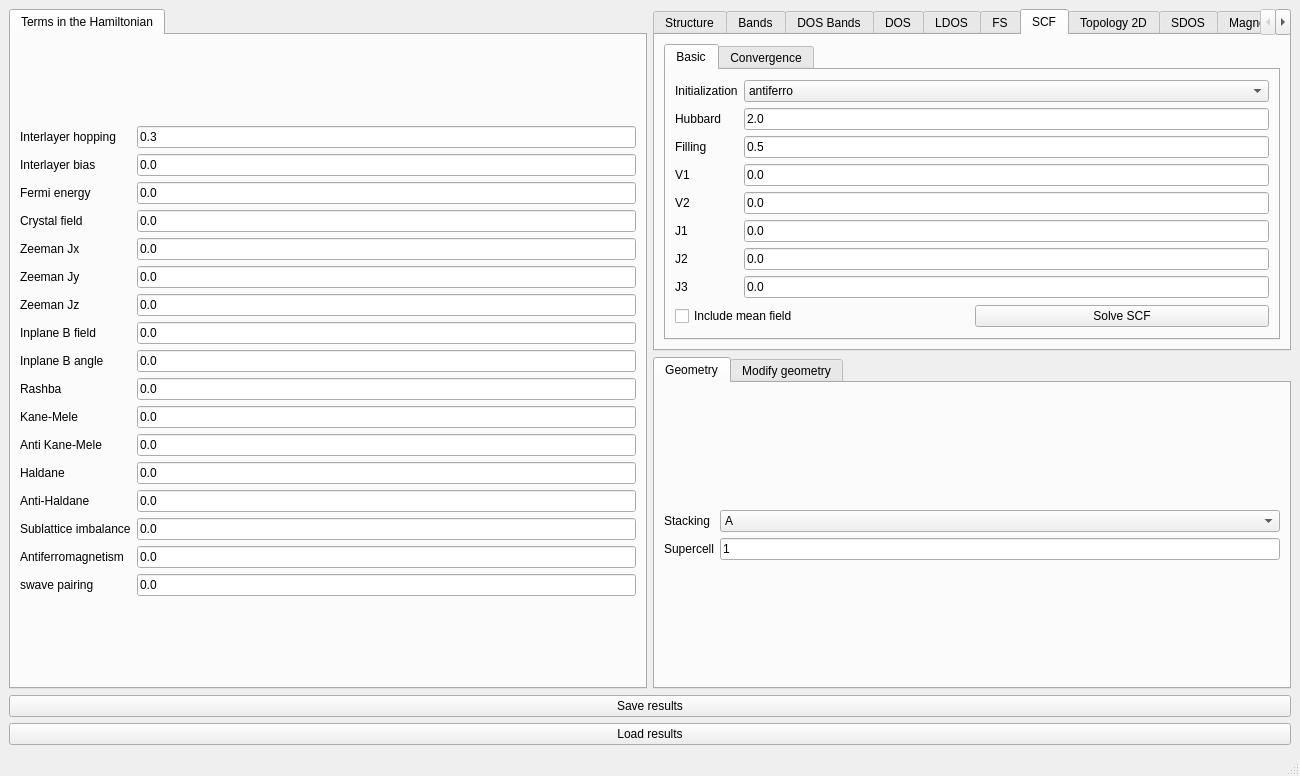
joselado/quantum-lattice, file interface-pyqt/multilayergraphene/interface.ui: the form before one commit.
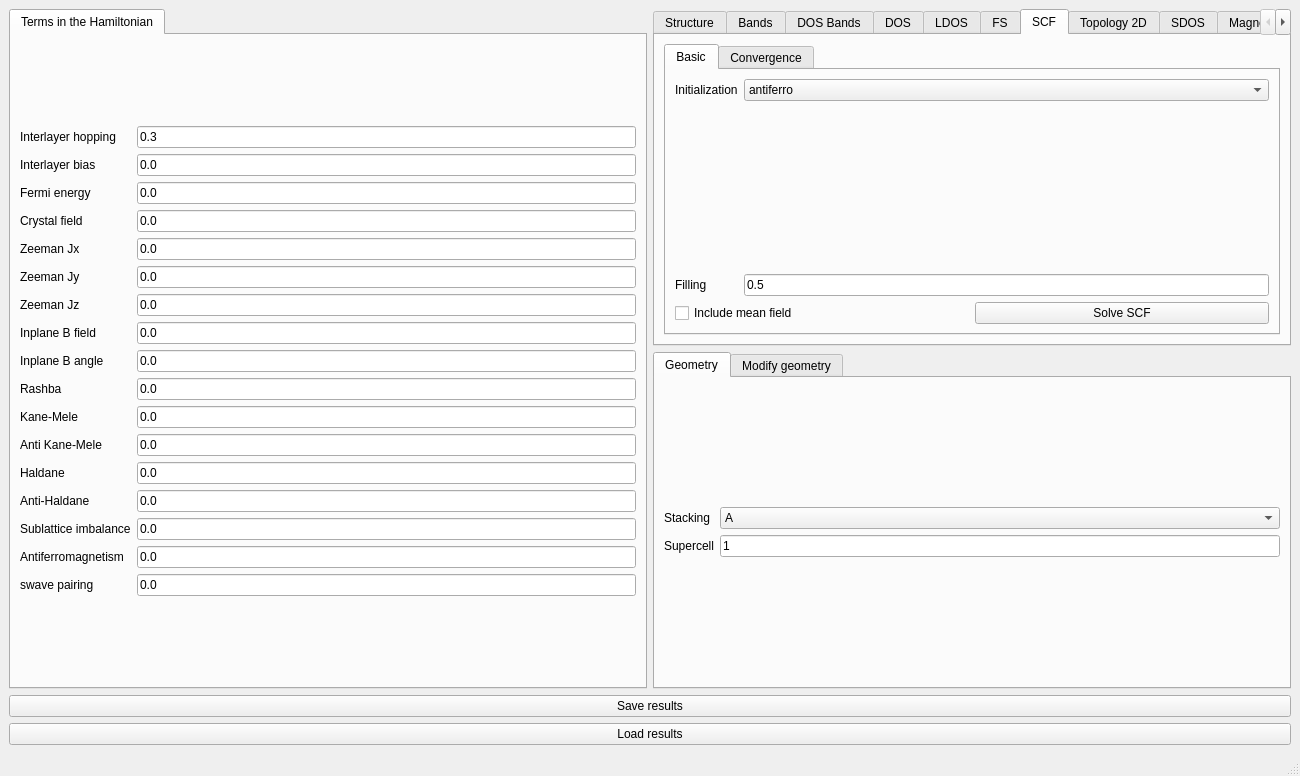
The form after the commit. The open tabs and pages were chosen to show the change. Custom widgets are drawn as their Qt base class.

Commit message: Split SCF mean-field terms into Density-density/Spin-spin tabs; make Hamiltonian-term label names consistent

The edit to the form file:
```diff
--- a/interface-pyqt/multilayergraphene/interface.ui
+++ b/interface-pyqt/multilayergraphene/interface.ui
@@ -907,6 +907,9 @@
            <layout class="QGridLayout" name="gridLayout_14">
             <item row="0" column="0" colspan="2">
              <layout class="QGridLayout" name="gridLayout_10">
+              <item row="1" column="0" colspan="2">
+              <widget class="QWidget" name="scf_terms_container"/>
+             </item>
               <item row="0" column="1">
                <widget class="ComboBox" name="scf_initialization">
                 <item>
@@ -933,21 +936,7 @@
                 </property>
                </widget>
               </item>
-              <item row="1" column="0">
-               <widget class="BodyLabel" name="label_23">
-                <property name="text">
-                 <string>Hubbard</string>
-                </property>
-               </widget>
-              </item>
-              <item row="1" column="1">
-               <widget class="LineEdit" name="U">
-                <property name="text">
-                 <string>2.0</string>
-                </property>
-               </widget>
-              </item>
-              <item row="2" column="0">
+                                          <item row="2" column="0">
                <widget class="BodyLabel" name="label_34">
                 <property name="text">
                  <string>Filling</string>
@@ -961,92 +950,7 @@
                 </property>
                </widget>
               </item>
-              <item row="3" column="0">
-               <widget class="BodyLabel" name="label_v1">
-                <property name="text">
-                 <string>V1</string>
-                </property>
-               </widget>
-              </item>
-              <item row="3" column="1">
-               <widget class="LineEdit" name="V1">
-                <property name="toolTip">
-                 <string>First neighbor interaction</string>
-                </property>
-                <property name="text">
-                 <string>0.0</string>
-                </property>
-               </widget>
-              </item>
-              <item row="4" column="0">
-               <widget class="BodyLabel" name="label_v2">
-                <property name="text">
-                 <string>V2</string>
-                </property>
-               </widget>
-              </item>
-              <item row="4" column="1">
-               <widget class="LineEdit" name="V2">
-                <property name="toolTip">
-                 <string>Second neighbor interaction</string>
-                </property>
-                <property name="text">
-                 <string>0.0</string>
-                </property>
-               </widget>
-              </item>
-              <item row="5" column="0">
-               <widget class="BodyLabel" name="label_j1">
-                <property name="text">
-                 <string>J1</string>
-                </property>
-               </widget>
-              </item>
-              <item row="5" column="1">
-               <widget class="LineEdit" name="J1">
-                <property name="toolTip">
-                 <string>First neighbor Heisenberg exchange</string>
-                </property>
-                <property name="text">
-                 <string>0.0</string>
-                </property>
-               </widget>
-              </item>
-              <item row="6" column="0">
-               <widget class="BodyLabel" name="label_j2">
-                <property name="text">
-                 <string>J2</string>
-                </property>
-               </widget>
-              </item>
-              <item row="6" column="1">
-               <widget class="LineEdit" name="J2">
-                <property name="toolTip">
-                 <string>Second neighbor Heisenberg exchange</string>
-                </property>
-                <property name="text">
-                 <string>0.0</string>
-                </property>
-               </widget>
-              </item>
-              <item row="7" column="0">
-               <widget class="BodyLabel" name="label_j3">
-                <property name="text">
-                 <string>J3</string>
-                </property>
-               </widget>
-              </item>
-              <item row="7" column="1">
-               <widget class="LineEdit" name="J3">
-                <property name="toolTip">
-                 <string>Third neighbor Heisenberg exchange</string>
-                </property>
-                <property name="text">
-                 <string>0.0</string>
-                </property>
-               </widget>
-              </item>
-             </layout>
+                                                                                                                                                         </layout>
             </item>
             <item row="1" column="0">
              <widget class="CheckBox" name="do_scf">
```
Left out of the diff: 18 changed lines with no effect on the pictures. The commit also changes 35 other files.
